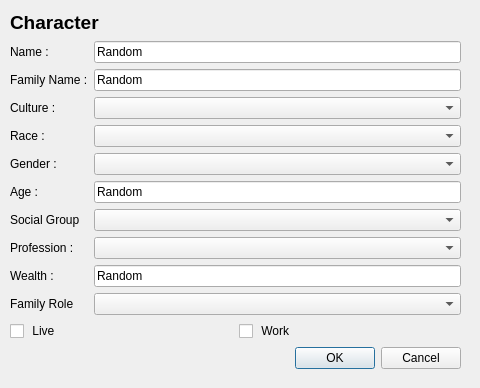
First picture: the form in ModularWorldUi/add_char_dialog.ui, repository LordAle/ModularWorld, before the edit.
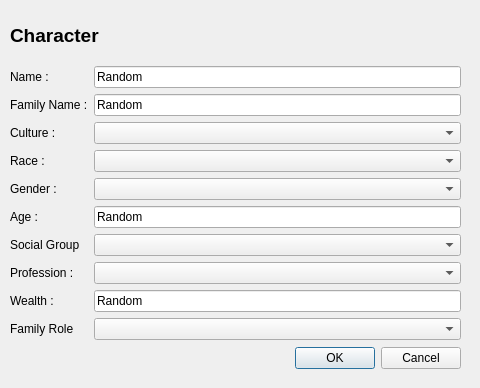
Second picture: the form after the edit.

```diff
--- a/ModularWorldUi/add_char_dialog.ui
+++ b/ModularWorldUi/add_char_dialog.ui
@@ -167,24 +167,6 @@
       </item>
      </layout>
     </item>
-    <item>
-     <layout class="QHBoxLayout" name="horizontalLayout">
-      <item>
-       <widget class="QCheckBox" name="liveCheckBox">
-        <property name="text">
-         <string> Live</string>
-        </property>
-       </widget>
-      </item>
-      <item>
-       <widget class="QCheckBox" name="workCheckBox">
-        <property name="text">
-         <string> Work</string>
-        </property>
-       </widget>
-      </item>
-     </layout>
-    </item>
     <item>
      <widget class="QDialogButtonBox" name="buttonBox">
       <property name="orientation">
```
